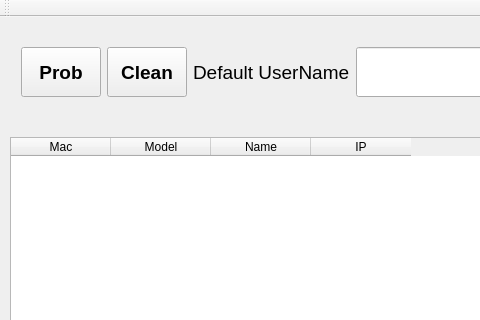
First picture: the form in mainwindow.ui, repository mychuang/IP_CAM, before the edit; both pictures show x 0 to 480 and y 0 to 320 of the 862 by 507 pixel window.
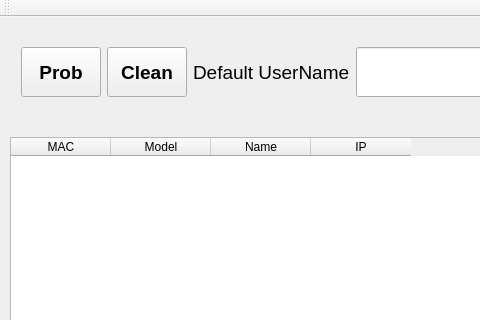
Second picture: the form after the edit.

Commit message: modify mainwindow table column name

Diff of the .ui file:
```diff
--- a/mainwindow.ui
+++ b/mainwindow.ui
@@ -147,7 +147,7 @@
     </property>
     <column>
      <property name="text">
-      <string>Mac</string>
+      <string>MAC</string>
      </property>
     </column>
     <column>
```
